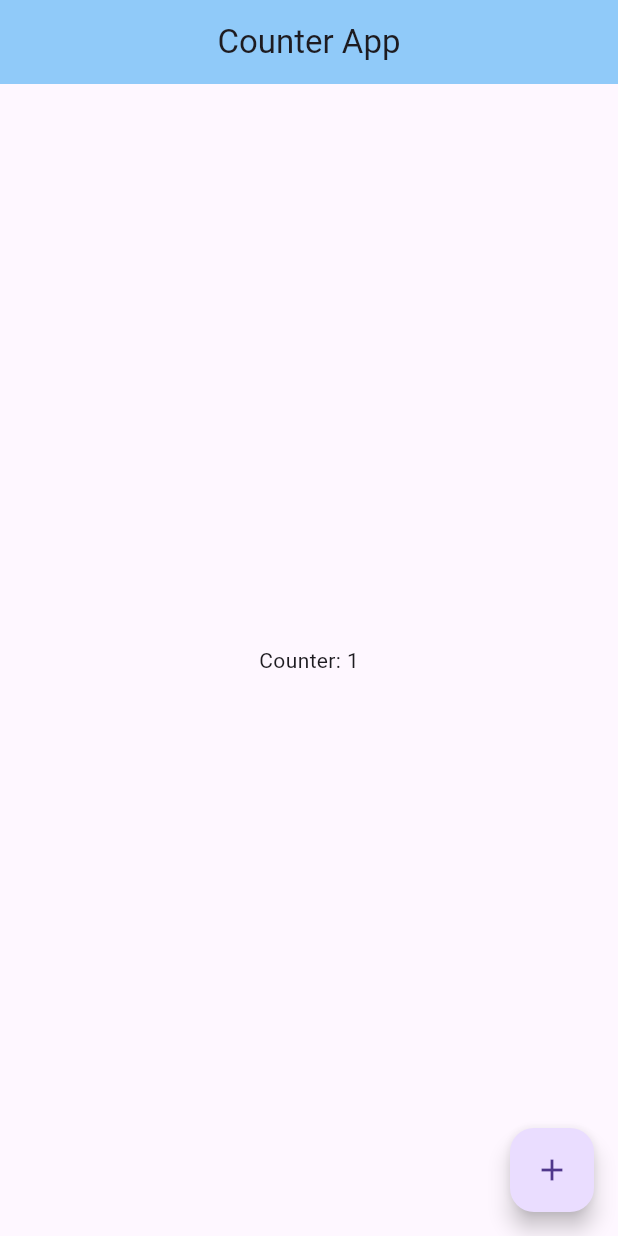
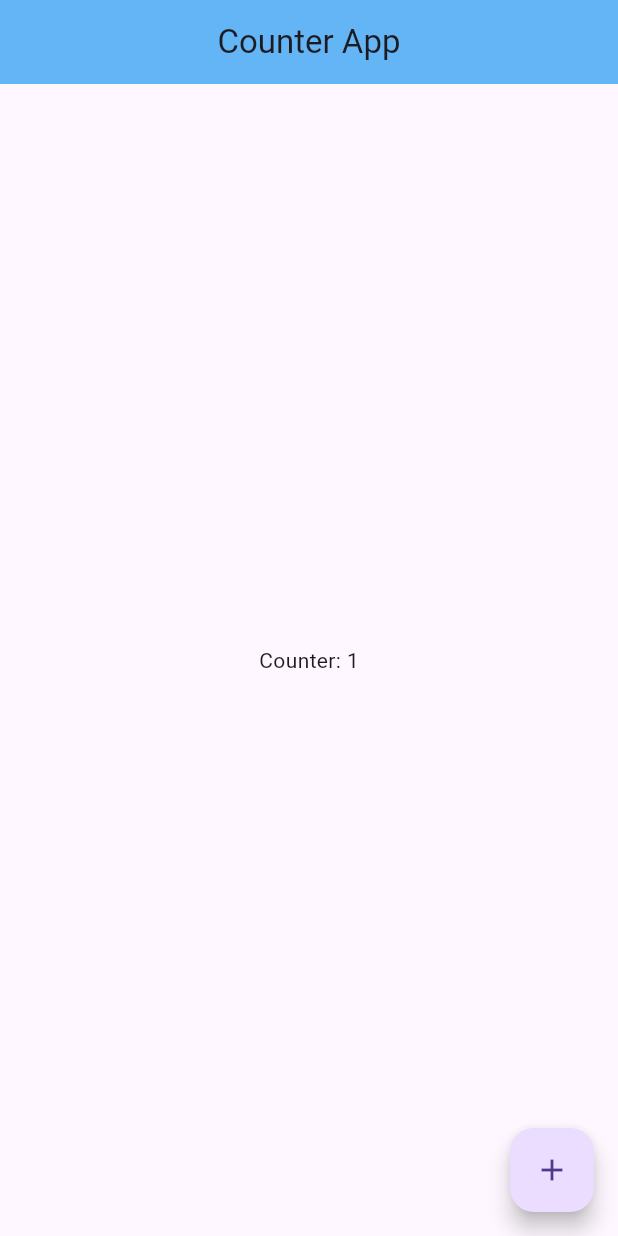
Before and after one commit to Majok-Bol/bloc_provider, a Flutter app: the screen it shows after launch, on a phone screen of 412 x 824 dp. Run offline on Flutter 3.47's test engine with Material 3 defaults, Android fonts, the light colour scheme and no system bars; our stand-ins replace bloc, flutter_bloc.

Commit message:
added appbar background color

```diff
--- a/lib/features/ui/counter_page.dart
+++ b/lib/features/ui/counter_page.dart
@@ -30,7 +30,7 @@ class _CounterPageState extends State<CounterPage> {
               appBar: AppBar(
                 title: Text('Counter App'),
                 centerTitle: true,
-                backgroundColor: Colors.blue.shade200,
+                backgroundColor: Colors.blue.shade300,
               ),
               body: Center(child: Text('Counter: ${successState.count}')),
               floatingActionButton: FloatingActionButton(
```
